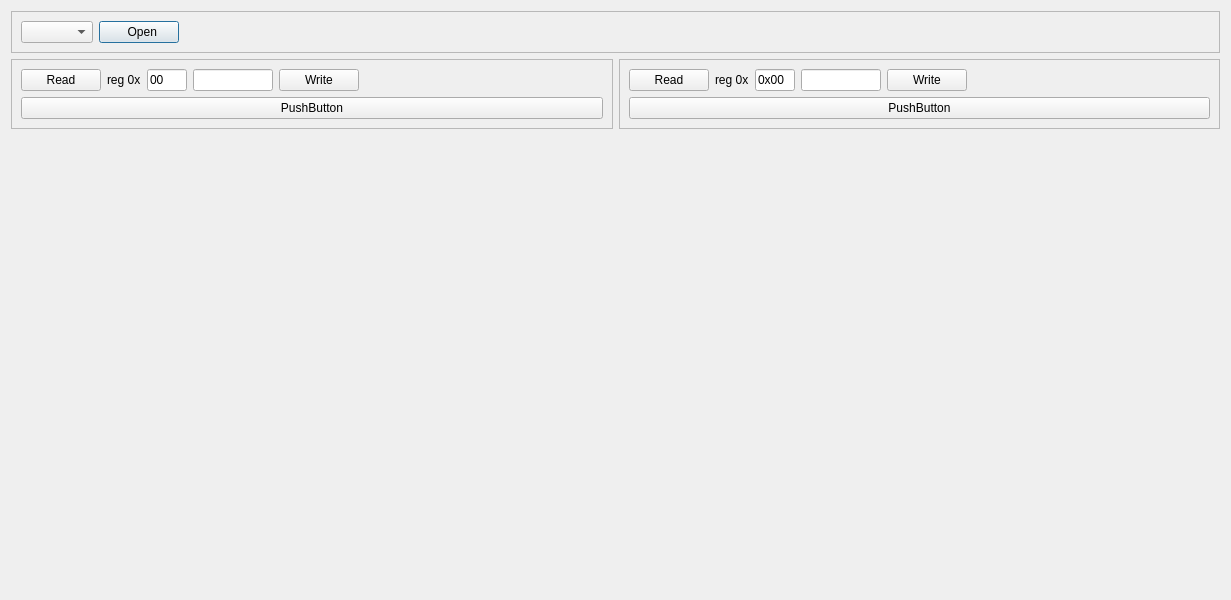
fdarling/Test-Colorlight-Ethernet, file dialog.ui: the form before one commit.
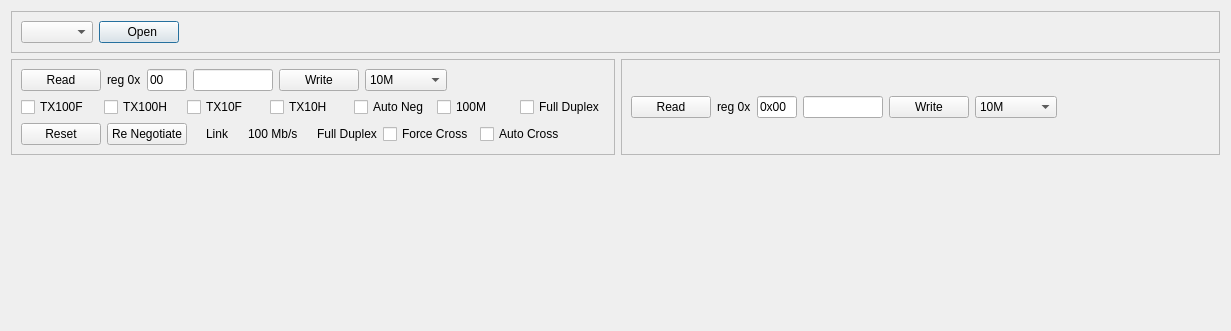
The form after the commit. Icons and pictures are not drawn.

Commit message: Speed Switch for pure PHY is added

What changed in the file:
```diff
--- a/dialog.ui
+++ b/dialog.ui
@@ -7,7 +7,7 @@
     <x>0</x>
     <y>0</y>
     <width>1231</width>
-    <height>600</height>
+    <height>331</height>
    </rect>
   </property>
   <property name="windowTitle">
@@ -131,6 +131,30 @@
             </property>
            </widget>
           </item>
+          <item>
+           <widget class="QComboBox" name="m_comboSpeed_0">
+            <item>
+             <property name="text">
+              <string>10M</string>
+             </property>
+            </item>
+            <item>
+             <property name="text">
+              <string>100M</string>
+             </property>
+            </item>
+            <item>
+             <property name="text">
+              <string>1G</string>
+             </property>
+            </item>
+            <item>
+             <property name="text">
+              <string>Reserved</string>
+             </property>
+            </item>
+           </widget>
+          </item>
           <item>
            <spacer name="horizontalSpacer">
             <property name="orientation">
@@ -147,11 +171,207 @@
          </layout>
         </item>
         <item>
-         <widget class="QPushButton" name="pushButton">
-          <property name="text">
-           <string>PushButton</string>
-          </property>
-         </widget>
+         <layout class="QHBoxLayout" name="horizontalLayout_3">
+          <item>
+           <widget class="QCheckBox" name="m_cbTx0_100F">
+            <property name="text">
+             <string>TX100F</string>
+            </property>
+           </widget>
+          </item>
+          <item>
+           <widget class="QCheckBox" name="m_cbTx0_100H">
+            <property name="text">
+             <string>TX100H</string>
+            </property>
+           </widget>
+          </item>
+          <item>
+           <widget class="QCheckBox" name="m_cbTx0_10F">
+            <property name="text">
+             <string>TX10F</string>
+            </property>
+           </widget>
+          </item>
+          <item>
+           <widget class="QCheckBox" name="m_cbTx0_10H">
+            <property name="text">
+             <string>TX10H</string>
+            </property>
+           </widget>
+          </item>
+          <item>
+           <widget class="QCheckBox" name="m_cbAutoNeg_0">
+            <property name="text">
+             <string>Auto Neg</string>
+            </property>
+           </widget>
+          </item>
+          <item>
+           <widget class="QCheckBox" name="m_cb100M_0">
+            <property name="text">
+             <string>100M</string>
+            </property>
+           </widget>
+          </item>
+          <item>
+           <widget class="QCheckBox" name="m_cbFullDuplex_0">
+            <property name="text">
+             <string>Full Duplex</string>
+            </property>
+           </widget>
+          </item>
+         </layout>
+        </item>
+        <item>
+         <layout class="QHBoxLayout" name="horizontalLayout_9">
+          <item>
+           <widget class="QPushButton" name="m_reset_phy_0">
+            <property name="text">
+             <string>Reset</string>
+            </property>
+           </widget>
+          </item>
+          <item>
+           <widget class="QPushButton" name="m_btnReNegotiate0">
+            <property name="text">
+             <string>Re Negotiate</string>
+            </property>
+           </widget>
+          </item>
+          <item>
+           <widget class="QLabel" name="m_ledLink_0">
+            <property name="sizePolicy">
+             <sizepolicy hsizetype="Fixed" vsizetype="Fixed">
+              <horstretch>16</horstretch>
+              <verstretch>16</verstretch>
+             </sizepolicy>
+            </property>
+            <property name="maximumSize">
+             <size>
+              <width>16</width>
+              <height>16</height>
+             </size>
+            </property>
+            <property name="text">
+             <string/>
+            </property>
+            <property name="textFormat">
+             <enum>Qt::AutoText</enum>
+            </property>
+            <property name="pixmap">
+             <pixmap resource="icons.qrc">:/new/icons/Icons/LedGray.png</pixmap>
+            </property>
+            <property name="scaledContents">
+             <bool>true</bool>
+            </property>
+           </widget>
+          </item>
+          <item>
+           <widget class="QLabel" name="label_5">
+            <property name="text">
+             <string>Link</string>
+            </property>
+           </widget>
+          </item>
+          <item>
+           <widget class="QLabel" name="m_led100_0">
+            <property name="sizePolicy">
+             <sizepolicy hsizetype="Fixed" vsizetype="Fixed">
+              <horstretch>16</horstretch>
+              <verstretch>16</verstretch>
+             </sizepolicy>
+            </property>
+            <property name="maximumSize">
+             <size>
+              <width>16</width>
+              <height>16</height>
+             </size>
+            </property>
+            <property name="text">
+             <string/>
+            </property>
+            <property name="textFormat">
+             <enum>Qt::AutoText</enum>
+            </property>
+            <property name="pixmap">
+             <pixmap resource="icons.qrc">:/new/icons/Icons/LedGray.png</pixmap>
+            </property>
+            <property name="scaledContents">
+             <bool>true</bool>
+            </property>
+           </widget>
+          </item>
+          <item>
+           <widget class="QLabel" name="label_6">
+            <property name="text">
+             <string>100 Mb/s</string>
+            </property>
+           </widget>
+          </item>
+          <item>
+           <widget class="QLabel" name="m_ledFullDuplex_0">
+            <property name="sizePolicy">
+             <sizepolicy hsizetype="Fixed" vsizetype="Fixed">
+              <horstretch>16</horstretch>
+              <verstretch>16</verstretch>
+             </sizepolicy>
+            </property>
+            <property name="maximumSize">
+             <size>
+              <width>16</width>
+              <height>16</height>
+             </size>
+            </property>
+            <property name="text">
+             <string/>
+            </property>
+            <property name="textFormat">
+             <enum>Qt::AutoText</enum>
+            </property>
+            <property name="pixmap">
+             <pixmap resource="icons.qrc">:/new/icons/Icons/LedGray.png</pixmap>
+            </property>
+            <property name="scaledContents">
+             <bool>true</bool>
+            </property>
+           </widget>
+          </item>
+          <item>
+           <widget class="QLabel" name="label_7">
+            <property name="text">
+             <string>Full Duplex</string>
+            </property>
+           </widget>
+          </item>
+          <item>
+           <widget class="QCheckBox" name="m_cbCrossCable_0">
+            <property name="text">
+             <string>Force Cross</string>
+            </property>
+           </widget>
+          </item>
+          <item>
+           <widget class="QCheckBox" name="m_cbAutoCross_0">
+            <property name="text">
+             <string>Auto Cross</string>
+            </property>
+           </widget>
+          </item>
+          <item>
+           <spacer name="horizontalSpacer_6">
+            <property name="orientation">
+             <enum>Qt::Horizontal</enum>
+            </property>
+            <property name="sizeHint" stdset="0">
+             <size>
+              <width>40</width>
+              <height>20</height>
+             </size>
+            </property>
+           </spacer>
+          </item>
+         </layout>
         </item>
        </layout>
       </widget>
@@ -226,6 +446,30 @@
             </property>
            </widget>
           </item>
+          <item>
+           <widget class="QComboBox" name="m_comboSpeed_1">
+            <item>
+             <property name="text">
+              <string>10M</string>
+             </property>
+            </item>
+            <item>
+             <property name="text">
+              <string>100M</string>
+             </property>
+            </item>
+            <item>
+             <property name="text">
+              <string>1G</string>
+             </property>
+            </item>
+            <item>
+             <property name="text">
+              <string>Reserved</string>
+             </property>
+            </item>
+           </widget>
+          </item>
           <item>
            <spacer name="horizontalSpacer_3">
             <property name="orientation">
@@ -241,13 +485,6 @@
           </item>
          </layout>
         </item>
-        <item>
-         <widget class="QPushButton" name="pushButton_2">
-          <property name="text">
-           <string>PushButton</string>
-          </property>
-         </widget>
-        </item>
        </layout>
       </widget>
      </item>
```
The commit also changes 2 other files.
